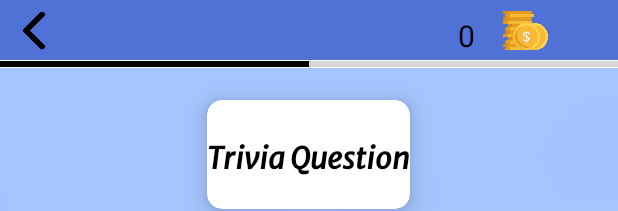
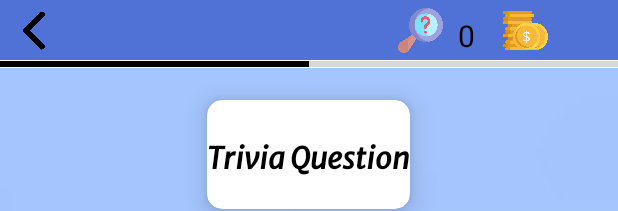
Before and after one commit to lironshish/TriviaGame, an Android app: the layout activity_question.xml on its own in the app's theme, with its tools: preview values and no code run, on a phone screen of 412 x 824 dp. Shown: the top 211 px of the screen. Run offline under Robolectric (Android 15) with nearby library versions, the phone set to English and light mode, and no system bars.

Commit message:
internal purchases

```diff
--- a/app/src/main/res/layout/activity_question.xml
+++ b/app/src/main/res/layout/activity_question.xml
@@ -23,12 +23,19 @@
             android:layout_marginTop="5dp"
             android:src="@drawable/ic_back"/>
 
+        <ImageView
+            android:id="@+id/IMG_clue"
+            android:layout_width="30dp"
+            android:layout_height="30dp"
+            android:layout_marginStart="230dp"
+            android:layout_marginTop="5dp"
+            android:src="@drawable/ic_clue"/>
 
         <TextView
             android:id="@+id/TXT_coins"
             android:layout_height="22dp"
             android:layout_width="30dp"
-            android:layout_marginStart="270dp"
+            android:layout_marginStart="10dp"
             android:layout_marginTop="10dp"
             android:text="0"
             android:textSize="20dp"
```
Also changed, not shown: app/src/main/java/com/example/triviagame/Activities/QuestionActivity.java (+83 -12 lines), app/src/main/res/drawable/ic_clue.png (added).
